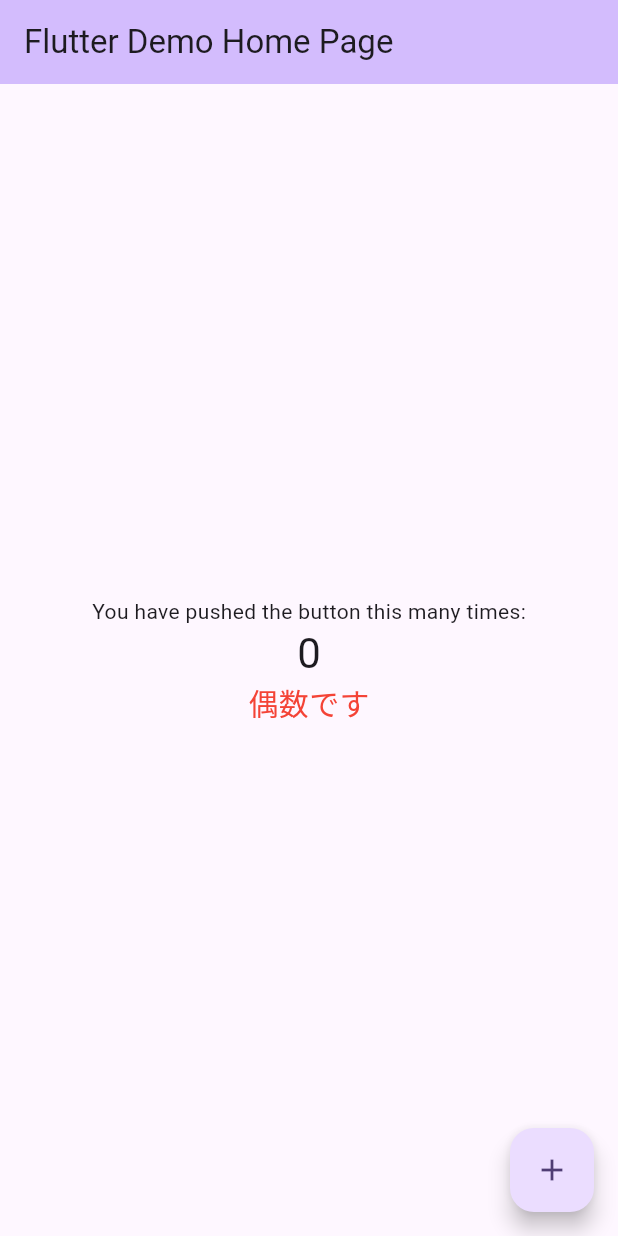
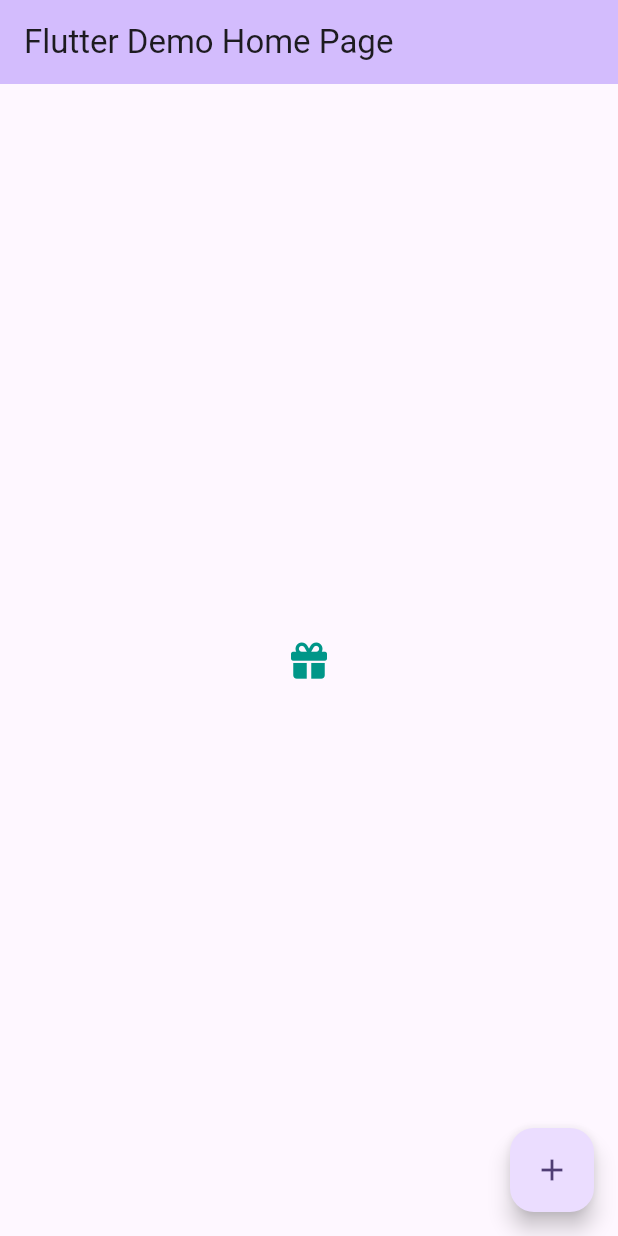
Before and after one commit to eltociear/flutter_practice, a Flutter app: the screen it shows after launch, on a phone screen of 412 x 824 dp. Run offline on Flutter 3.47's test engine with Material 3 defaults, Android fonts, the phone set to English and light mode, and no system bars; our stand-ins replace font_awesome_flutter.

Commit message:
hello_world: add FontAwesomeIcon

```diff
--- a/hello_world/lib/main.dart
+++ b/hello_world/lib/main.dart
@@ -1,4 +1,5 @@
 import 'package:flutter/material.dart';
+import 'package:font_awesome_flutter/font_awesome_flutter.dart';
 
 void main() {
   runApp(const MyApp());
@@ -46,19 +47,8 @@ class _MyHomePageState extends State<MyHomePage> {
         title: Text(widget.title),
       ),
       body: Center(
-        child: Column(
-          mainAxisAlignment: MainAxisAlignment.center,
-          children: <Widget>[
-            const Text(
-              'You have pushed the button this many times:',
-            ),
-            Text(
-              '$_counter',
-              style: Theme.of(context).textTheme.headlineMedium),
-              if (_counter % 2 == 0)
-                const Text("偶数です", style: TextStyle(fontSize: 20, color: Colors.red)),
-          ],
-        ),
+        // font_awesome_flutterを使いプレゼントのアイコンを表示
+        child: Icon(FontAwesomeIcons.gift, color: Colors.teal,),
       ),
       floatingActionButton: FloatingActionButton(
         onPressed: _incrementCounter,
--- a/hello_world/pubspec.yaml
+++ b/hello_world/pubspec.yaml
@@ -30,6 +30,7 @@ environment:
 dependencies:
   flutter:
     sdk: flutter
+  font_awesome_flutter: ^10.1.0
 
 
   # The following adds the Cupertino Icons font to your application.
```
Also changed, not shown: hello_world/pubspec.lock.
